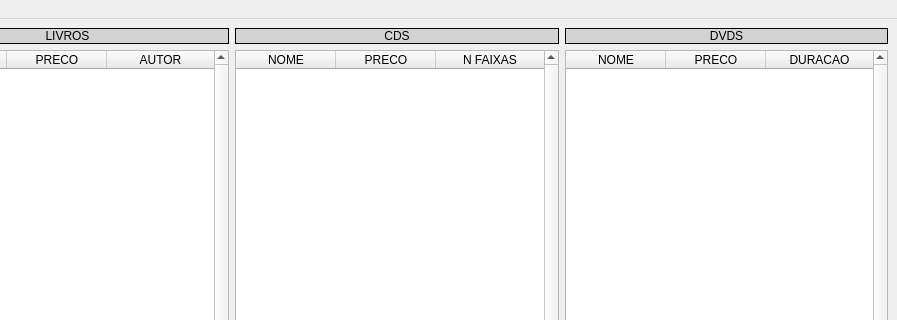
Qt form mainloja.ui (PedroNeto05/loja_proj) before a commit; both pictures show x 103 to 1000 and y 0 to 320 of the 1000 by 600 pixel window.
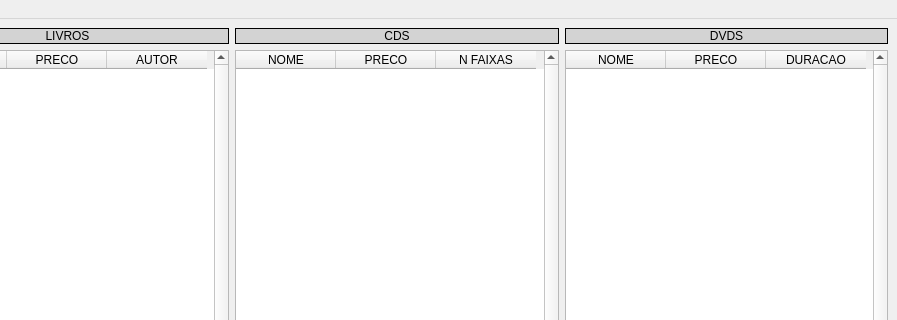
The same form after that commit.

```diff
--- a/mainloja.ui
+++ b/mainloja.ui
@@ -60,7 +60,7 @@
          <bool>false</bool>
         </attribute>
         <attribute name="horizontalHeaderStretchLastSection">
-         <bool>true</bool>
+         <bool>false</bool>
         </attribute>
         <attribute name="verticalHeaderVisible">
          <bool>false</bool>
@@ -150,7 +150,7 @@
          <number>3</number>
         </property>
         <attribute name="horizontalHeaderStretchLastSection">
-         <bool>true</bool>
+         <bool>false</bool>
         </attribute>
         <attribute name="verticalHeaderVisible">
          <bool>false</bool>
@@ -231,7 +231,7 @@
          <number>3</number>
         </property>
         <attribute name="horizontalHeaderStretchLastSection">
-         <bool>true</bool>
+         <bool>false</bool>
         </attribute>
         <attribute name="verticalHeaderVisible">
          <bool>false</bool>
```
